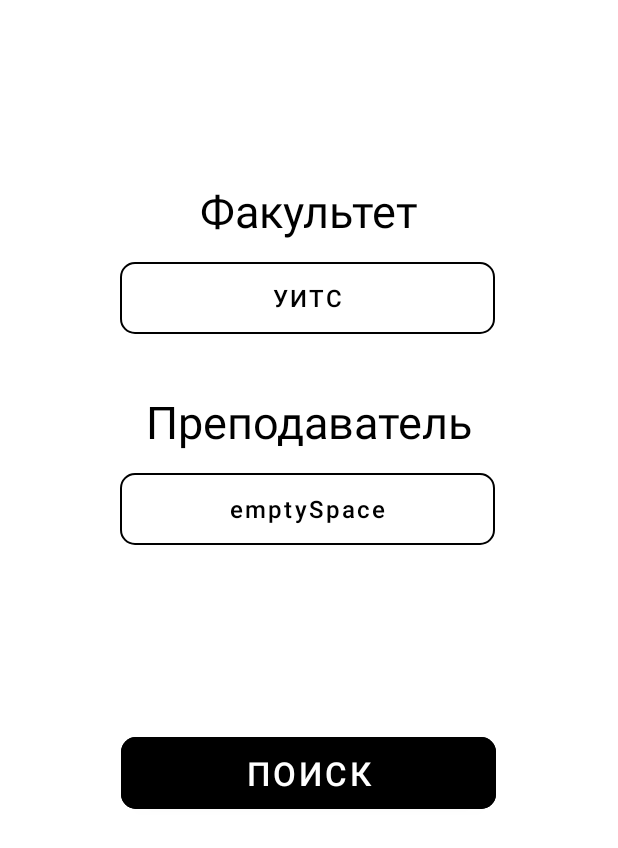
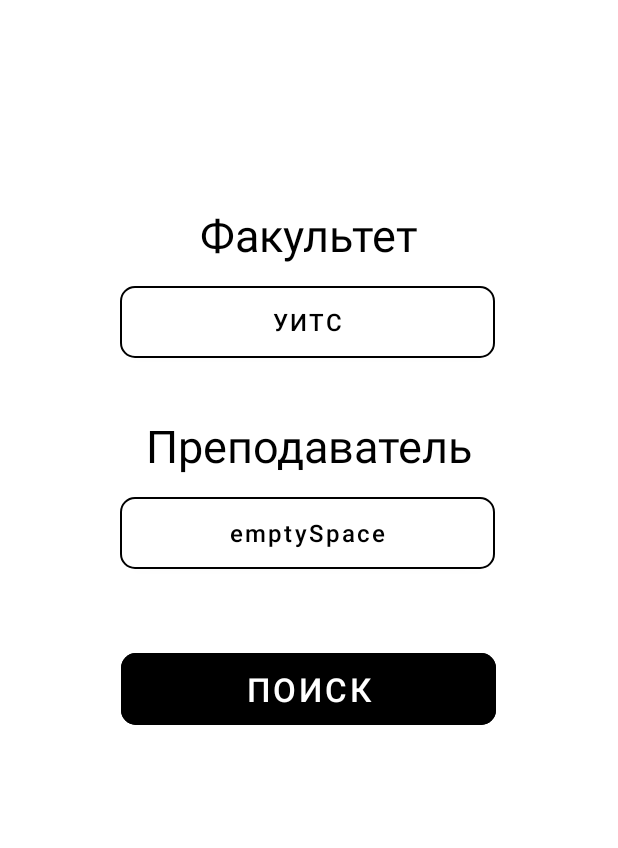
Before and after one commit to kayvazov/mobile.vsuet.app, an Android app: the screen it shows after launch (MainActivity), on a phone screen of 412 x 824 dp. Shown: the top 848 px of the screen. Run offline under Robolectric (Android 15) with nearby library versions, the phone set to English and light mode, and no system bars.

Commit message:
Небольшие изменения в дизайне

```diff
--- a/app/src/main/res/layout/choice_fragment.xml
+++ b/app/src/main/res/layout/choice_fragment.xml
@@ -51,13 +51,13 @@
             android:id="@+id/searchButton"
             android:layout_width="250dp"
             android:layout_height="60dp"
-            android:layout_marginTop="116dp"
+            android:layout_marginTop="44dp"
             android:backgroundTint="@color/black"
             android:text="@string/searchButtonText"
             android:textSize="22sp"
             app:cornerRadius="10dp"
             app:layout_constraintEnd_toEndOf="parent"
-            app:layout_constraintHorizontal_bias="0.498"
+            app:layout_constraintHorizontal_bias="0.496"
             app:layout_constraintStart_toStartOf="parent"
             app:layout_constraintTop_toBottomOf="@+id/teacherContainer" />
 
@@ -77,7 +77,7 @@
             android:id="@+id/facultyText"
             android:layout_width="wrap_content"
             android:layout_height="wrap_content"
-            android:layout_marginTop="120dp"
+            android:layout_marginTop="136dp"
             android:gravity="center"
             android:text="@string/facultyText"
             android:textColor="#000000"
--- a/app/src/main/res/layout/search_fragment.xml
+++ b/app/src/main/res/layout/search_fragment.xml
@@ -28,7 +28,7 @@
         android:id="@+id/okButton"
         android:layout_width="250dp"
         android:layout_height="60dp"
-        android:layout_marginTop="12dp"
+        android:layout_marginTop="44dp"
         android:backgroundTint="#000000"
         android:text="@string/okButtonText"
         app:cornerRadius="10dp"
```
